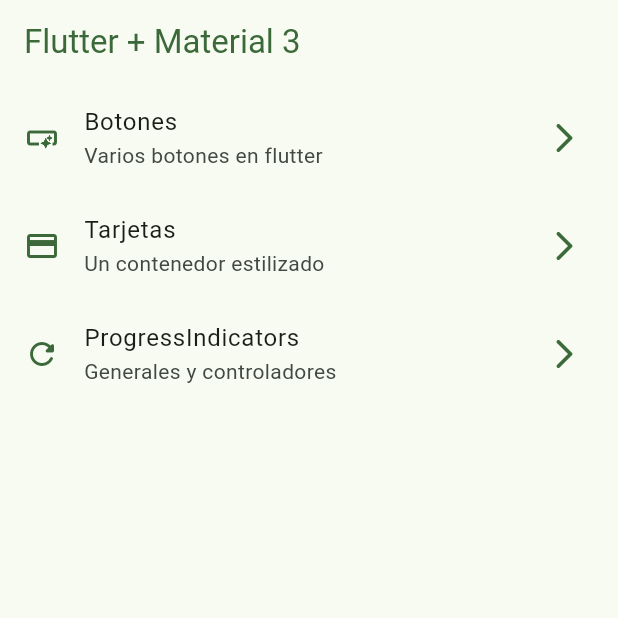
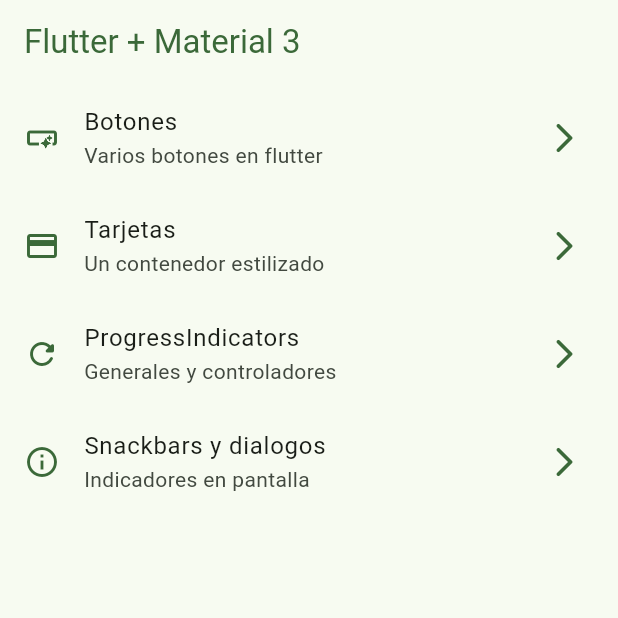
Before and after one commit to osvaldo-o/widgets-app-flutter, a Flutter app: the screen it shows after launch, on a phone screen of 412 x 824 dp, the top half of it. Run offline on Flutter 3.47's test engine with Material 2 defaults, Android fonts, the phone set to English and light mode, and no system bars; our stand-ins replace go_router.

Commit message:
snackbars

```diff
--- a/lib/config/menu/menu_items.dart
+++ b/lib/config/menu/menu_items.dart
@@ -29,4 +29,9 @@ const List<MenuItem> appMenuItems = [
       subTitle: 'Generales y controladores',
       link: '/progress',
       icon: Icons.refresh_rounded),
+  MenuItem(
+      title: 'Snackbars y dialogos',
+      subTitle: 'Indicadores en pantalla',
+      link: '/snackbars',
+      icon: Icons.info_outline),
 ];
--- a/lib/config/router/app_router.dart
+++ b/lib/config/router/app_router.dart
@@ -19,5 +19,9 @@ final appRouter = GoRouter(
       path: '/progress',
       builder: (context, state) => const ProgressScreen(),
     ),
+    GoRoute(
+      path: '/snackbars',
+      builder: (context, state) => const SnackbarScreen(),
+    ),
   ],
 );
```
Also changed, not shown: lib/presentation/screens/snackbar/snackbar_screen.dart (+23 -1 lines).
